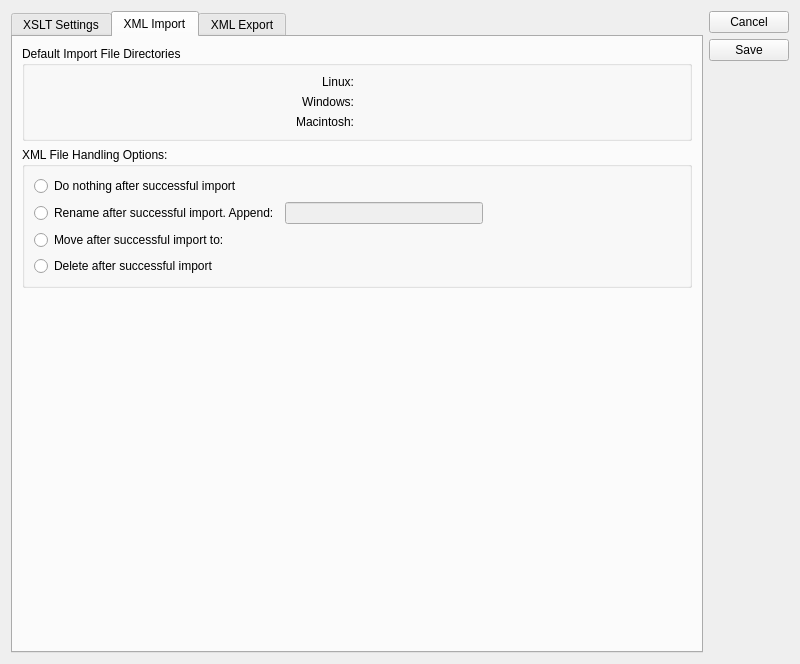
First picture: the form in xtuple/trunk/guiclient/configureIE.ui, repository WooodHead/xtuple, before the edit.
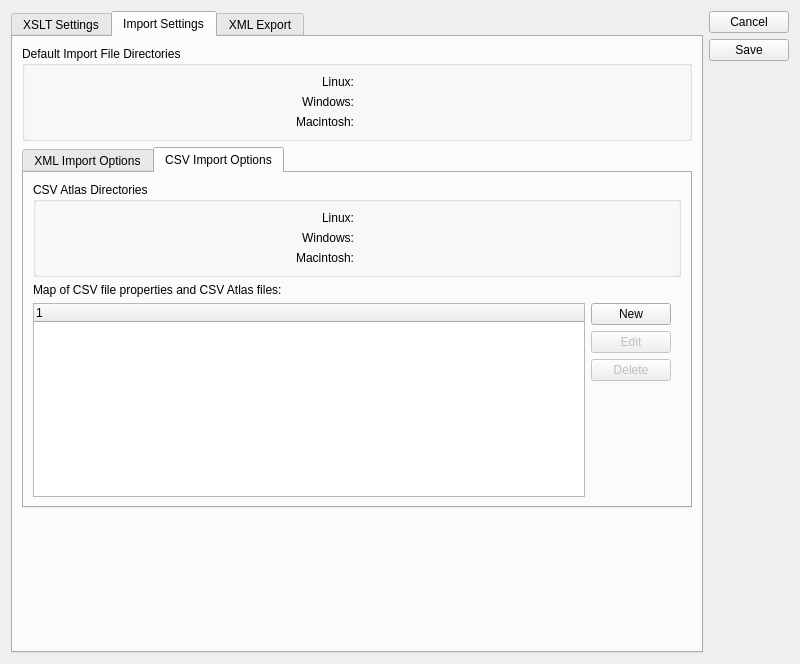
Second picture: the form after the edit. The open tabs and pages were chosen to show the change. Custom widgets are drawn as their Qt base class.

Commit message: issue #10618 - more work to integrate csvimp plugin: allow setting csv file, atlas file, and map procedurally; allow setting default directories procedurally; simplify plugin's api; add first pass at csv file printing; allow creating rules to automatically match .csv files with atlases and maps; rename importXML to importData, as this window now handles csv if the plugin is installed as well as xml; move csvimp in the system menu to a better(?) location

```diff
--- a/xtuple/trunk/guiclient/configureIE.ui
+++ b/xtuple/trunk/guiclient/configureIE.ui
@@ -320,7 +320,7 @@
        </widget>
        <widget class="QWidget" name="_importTab">
         <attribute name="title">
-         <string>XML Import</string>
+         <string>Import Settings</string>
         </attribute>
         <layout class="QVBoxLayout">
          <item>
@@ -384,9 +384,19 @@
           </widget>
          </item>
          <item>
+          <widget class="QTabWidget" name="_importTabs">
+           <property name="currentIndex">
+            <number>0</number>
+           </property>
+           <widget class="QWidget" name="_xmlImportTab">
+            <attribute name="title">
+             <string>XML Import Options</string>
+            </attribute>
+            <layout class="QGridLayout" name="gridLayout_2">
+             <item row="0" column="0">
           <widget class="QGroupBox" name="_importFileHandlingBox">
            <property name="title">
-            <string>XML File Handling Options:</string>
+                <string>XML File Handling Options</string>
            </property>
            <layout class="QVBoxLayout">
             <item>
@@ -397,7 +407,7 @@
              </widget>
             </item>
             <item>
-             <layout class="QHBoxLayout">
+                 <layout class="QHBoxLayout" name="_xmlRenameSuccessLayout">
               <item>
                <widget class="QRadioButton" name="_importRenameFiles">
                 <property name="text">
@@ -428,7 +438,7 @@
              </layout>
             </item>
             <item>
-             <layout class="QHBoxLayout">
+                 <layout class="QHBoxLayout" name="_xmlImportSuccessLayout">
               <item>
                <widget class="QRadioButton" name="_importMoveFiles">
                 <property name="text">
@@ -458,8 +468,149 @@
            </layout>
           </widget>
          </item>
+             <item row="1" column="0">
+              <spacer name="verticalSpacer_3">
+               <property name="orientation">
+                <enum>Qt::Vertical</enum>
+               </property>
+               <property name="sizeHint" stdset="0">
+                <size>
+                 <width>20</width>
+                 <height>40</height>
+                </size>
+               </property>
+              </spacer>
+             </item>
+            </layout>
+           </widget>
+           <widget class="QWidget" name="_csvImportTab">
+            <attribute name="title">
+             <string>CSV Import Options</string>
+            </attribute>
+            <layout class="QGridLayout" name="gridLayout_3">
+             <item row="0" column="0" colspan="2">
+              <widget class="QGroupBox" name="_csvImportBox">
+               <property name="title">
+                <string>CSV Atlas Directories</string>
+               </property>
+               <layout class="QGridLayout" name="gridLayout">
+                <item row="2" column="1">
+                 <widget class="FileCluster" name="_atlasMacDir">
+                  <property name="fileMode">
+                   <enum>QFileDialog::DirectoryOnly</enum>
+                  </property>
+                 </widget>
+                </item>
+                <item row="2" column="0">
+                 <widget class="XLabel" name="_atlasMacDirLit">
+                  <property name="text">
+                   <string>Macintosh:</string>
+                  </property>
+                  <property name="alignment">
+                   <set>Qt::AlignRight|Qt::AlignTrailing|Qt::AlignVCenter</set>
+                  </property>
+                 </widget>
+                </item>
+                <item row="1" column="0">
+                 <widget class="XLabel" name="_atlasWIndowsDirLit">
+                  <property name="text">
+                   <string>Windows:</string>
+                  </property>
+                  <property name="alignment">
+                   <set>Qt::AlignRight|Qt::AlignTrailing|Qt::AlignVCenter</set>
+                  </property>
+                 </widget>
+                </item>
+                <item row="0" column="0">
+                 <widget class="XLabel" name="_atlasLinuxDirLit">
+                  <property name="text">
+                   <string>Linux:</string>
+                  </property>
+                  <property name="alignment">
+                   <set>Qt::AlignRight|Qt::AlignTrailing|Qt::AlignVCenter</set>
+                  </property>
+                 </widget>
+                </item>
+                <item row="0" column="1">
+                 <widget class="FileCluster" name="_atlasLinuxDir">
+                  <property name="fileMode">
+                   <enum>QFileDialog::DirectoryOnly</enum>
+                  </property>
+                 </widget>
+                </item>
+                <item row="1" column="1">
+                 <widget class="FileCluster" name="_atlasWindowsDir">
+                  <property name="fileMode">
+                   <enum>QFileDialog::DirectoryOnly</enum>
+                  </property>
+                 </widget>
+                </item>
+               </layout>
+              </widget>
+             </item>
+             <item row="1" column="0">
+              <widget class="XLabel" name="_atlasMapLit">
+               <property name="text">
+                <string>Map of CSV file properties and CSV Atlas files:</string>
+               </property>
+              </widget>
+             </item>
+             <item row="2" column="0">
+              <widget class="XTreeWidget" name="_atlasMap"/>
+             </item>
+             <item row="2" column="1">
+              <layout class="QVBoxLayout" name="verticalLayout_2">
+               <property name="rightMargin">
+                <number>10</number>
+               </property>
          <item>
-          <spacer>
+                <widget class="QPushButton" name="_newAtlasMap">
+                 <property name="text">
+                  <string>New</string>
+                 </property>
+                </widget>
+               </item>
+               <item>
+                <widget class="QPushButton" name="_editAtlasMap">
+                 <property name="enabled">
+                  <bool>false</bool>
+                 </property>
+                 <property name="text">
+                  <string>Edit</string>
+                 </property>
+                </widget>
+               </item>
+               <item>
+                <widget class="QPushButton" name="_deleteAtlasMap">
+                 <property name="enabled">
+                  <bool>false</bool>
+                 </property>
+                 <property name="text">
+                  <string>Delete</string>
+                 </property>
+                </widget>
+               </item>
+               <item>
+                <spacer name="verticalSpacer_2">
+                 <property name="orientation">
+                  <enum>Qt::Vertical</enum>
+                 </property>
+                 <property name="sizeHint" stdset="0">
+                  <size>
+                   <width>20</width>
+                   <height>40</height>
+                  </size>
+                 </property>
+                </spacer>
+               </item>
+              </layout>
+             </item>
+            </layout>
+           </widget>
+          </widget>
+         </item>
+         <item>
+          <spacer name="_xmlImportOptionsSpacer">
            <property name="orientation">
             <enum>Qt::Vertical</enum>
            </property>
@@ -558,7 +709,7 @@
     </layout>
    </item>
    <item>
-    <layout class="QVBoxLayout">
+    <layout class="QVBoxLayout" name="_buttonsLayout">
      <item>
       <widget class="QPushButton" name="_cancel">
        <property name="text">
@@ -574,7 +725,7 @@
       </widget>
      </item>
      <item>
-      <spacer>
+      <spacer name="_buttonsSpacer">
        <property name="orientation">
         <enum>Qt::Vertical</enum>
        </property>
@@ -596,6 +747,11 @@
    <extends>QWidget</extends>
    <header>filecluster.h</header>
   </customwidget>
+  <customwidget>
+   <class>XLabel</class>
+   <extends>QLabel</extends>
+   <header>xlabel.h</header>
+  </customwidget>
   <customwidget>
    <class>XTreeWidget</class>
    <extends>QTreeWidget</extends>
```
Left out of the diff: 65 changed lines with no effect on the pictures. Lines whose indentation alone changed are shown as unchanged. The commit also changes 19 other files.
